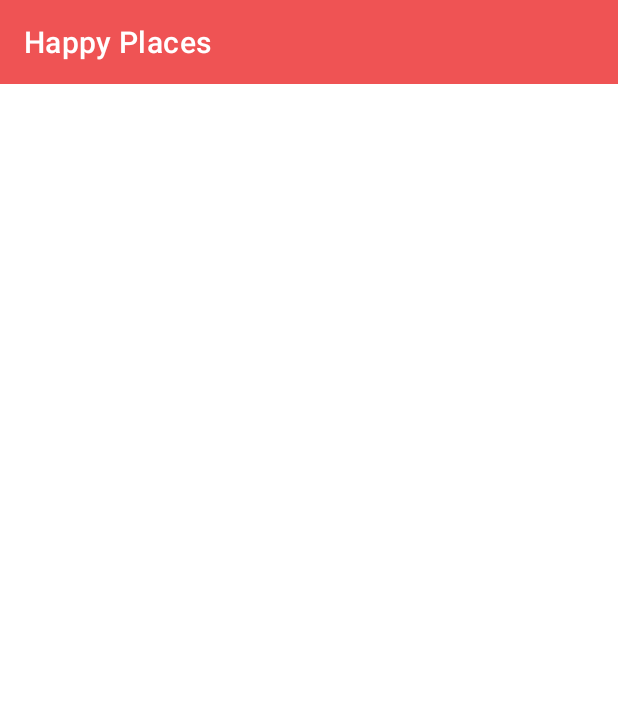
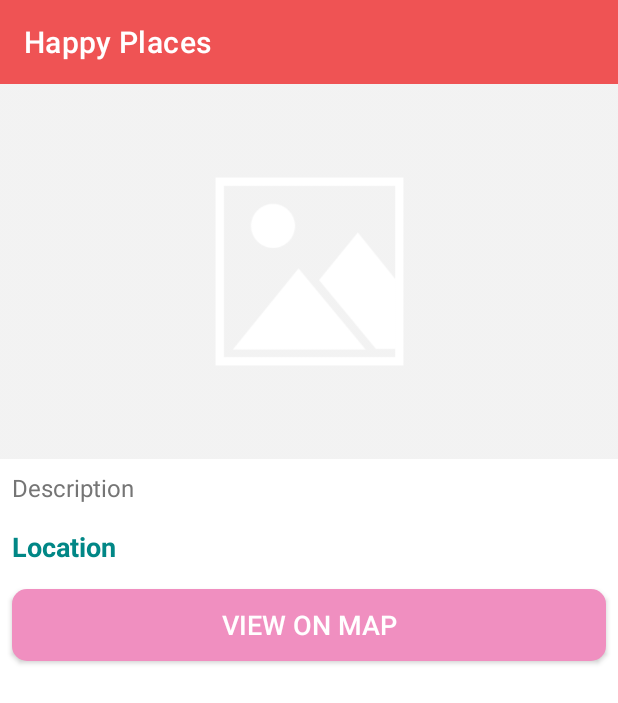
Before and after one commit to sumit024/HappyPlaces, an Android app: the layout activity_happy_place_detail.xml on its own in the app's theme, with its tools: preview values and no code run, on a phone screen of 412 x 824 dp. Shown: the top 703 px of the screen. Run offline under Robolectric (Android 15) with nearby library versions, the phone set to English and light mode, and no system bars.

Commit message:
OnClickListener on items

```diff
--- a/app/src/main/java/com/app_devs/happyplaces/activities/MainActivity.kt
+++ b/app/src/main/java/com/app_devs/happyplaces/activities/MainActivity.kt
@@ -33,6 +33,13 @@ class MainActivity : AppCompatActivity() {
         rv_happy_places_list.setHasFixedSize(true)
         val myAdapter=HappyPlaceAdapter(this,list)
         rv_happy_places_list.adapter=myAdapter
+        myAdapter.setOnClickListener(object:HappyPlaceAdapter.OnClickListener{
+            override fun onClick(position: Int, model: HappyPlaceModel) {
+                val intent=Intent(this@MainActivity,HappyPlaceDetailActivity::class.java)
+                startActivity(intent)
+            }
+        })
+
     }
     private fun getHappyPlacesList()
     {
--- a/app/src/main/java/com/app_devs/happyplaces/adapters/HappyPlaceAdapter.kt
+++ b/app/src/main/java/com/app_devs/happyplaces/adapters/HappyPlaceAdapter.kt
@@ -13,9 +13,9 @@ import kotlinx.android.synthetic.main.item_happy_place.view.*
 class HappyPlaceAdapter(private val context: Context, private val list:ArrayList<HappyPlaceModel>) :
     RecyclerView.Adapter<HappyPlaceAdapter.MyViewHolder>() {
 
-    class MyViewHolder(itemView: View):RecyclerView.ViewHolder(itemView)
-    {
-    }
+    private var onClickListener:OnClickListener?=null
+
+
 
     override fun onCreateViewHolder(parent: ViewGroup, viewType: Int): MyViewHolder {
         val view=LayoutInflater.from(parent.context).inflate(R.layout.item_happy_place,parent,false)
@@ -27,9 +27,26 @@ class HappyPlaceAdapter(private val context: Context, private val list:ArrayList
         holder.itemView.tvTitle.text = item.title
         holder.itemView.tvDescription.text = item.description
         holder.itemView.iv_place_image.setImageURI(Uri.parse(item.image))
+        holder.itemView.setOnClickListener {
+            onClickListener?.onClick(position,item)
+        }
     }
 
     override fun getItemCount(): Int {
         return list.size
     }
+
+    fun setOnClickListener(onClickListener:OnClickListener)
+    {
+        this.onClickListener=onClickListener
+    }
+
+    interface OnClickListener{
+        fun onClick(position: Int,model: HappyPlaceModel)
+
+    }
+
+    class MyViewHolder(itemView: View):RecyclerView.ViewHolder(itemView)
+    {
+    }
 }
--- a/app/src/main/res/layout/activity_happy_place_detail.xml
+++ b/app/src/main/res/layout/activity_happy_place_detail.xml
@@ -7,7 +7,7 @@
     tools:context=".activities.HappyPlaceDetailActivity">
 
     <androidx.appcompat.widget.Toolbar
-        android:id="@+id/toolbar"
+        android:id="@+id/toolbarHappyPlace"
         android:layout_width="match_parent"
         android:layout_height="?attr/actionBarSize"
         android:background="#EF5354"
@@ -16,4 +16,81 @@
         app:layout_constraintEnd_toEndOf="parent"
         app:layout_constraintStart_toStartOf="parent"
         app:layout_constraintTop_toTopOf="parent" />
+
+    <ScrollView
+        android:id="@+id/sv_main"
+        android:layout_width="match_parent"
+        android:layout_height="0dp"
+        android:fillViewport="true"
+        app:layout_constraintBottom_toBottomOf="parent"
+        app:layout_constraintEnd_toEndOf="parent"
+        app:layout_constraintStart_toStartOf="parent"
+        app:layout_constraintTop_toBottomOf="@id/toolbarHappyPlace">
+
+        <androidx.constraintlayout.widget.ConstraintLayout
+            android:layout_width="match_parent"
+            android:layout_height="wrap_content">
+
+            <androidx.appcompat.widget.AppCompatImageView
+                android:id="@+id/iv_place_image"
+                android:layout_width="match_parent"
+                android:layout_height="@dimen/detail_screen_image_height_size"
+                android:scaleType="centerCrop"
+                android:src="@drawable/detail_screen_image_placeholder"
+                app:layout_constraintEnd_toEndOf="parent"
+                app:layout_constraintStart_toStartOf="parent"
+                app:layout_constraintTop_toTopOf="parent" />
+
+            <TextView
+                android:id="@+id/tv_description"
+                android:layout_width="match_parent"
+                android:layout_height="wrap_content"
+                android:layout_marginStart="@dimen/detail_screen_description_margin"
+                android:layout_marginTop="@dimen/detail_screen_description_margin"
+                android:layout_marginEnd="@dimen/detail_screen_description_margin"
+                android:textColor="@color/detail_screen_description_text_color"
+                android:textSize="@dimen/detail_screen_description_text_size"
+                app:layout_constraintEnd_toEndOf="parent"
+                app:layout_constraintHorizontal_bias="0.533"
+                app:layout_constraintStart_toStartOf="parent"
+                app:layout_constraintTop_toBottomOf="@+id/iv_place_image"
+                tools:text="Description" />
+
+            <TextView
+                android:id="@+id/tv_location"
+                android:layout_width="match_parent"
+                android:layout_height="wrap_content"
+                android:layout_marginStart="@dimen/detail_screen_location_marginStartEnd"
+                android:layout_marginTop="@dimen/detail_screen_location_marginTop"
+                android:layout_marginEnd="@dimen/detail_screen_location_marginStartEnd"
+                android:textColor="@color/teal_700"
+                android:textSize="@dimen/detail_screen_location_text_size"
+                android:textStyle="bold"
+                app:layout_constraintEnd_toEndOf="parent"
+                app:layout_constraintHorizontal_bias="0.533"
+                app:layout_constraintStart_toStartOf="parent"
+                app:layout_constraintTop_toBottomOf="@+id/tv_description"
+                tools:text="Location" />
+
+            <androidx.appcompat.widget.AppCompatButton
+                android:id="@+id/btn_view_on_map"
+                android:layout_width="match_parent"
+                android:layout_height="wrap_content"
+                android:layout_gravity="center"
+                android:layout_marginStart="@dimen/detail_screen_btn_view_on_map_marginStartEnd"
+                android:layout_marginTop="@dimen/detail_screen_btn_view_on_map_marginTop"
+                android:layout_marginEnd="@dimen/detail_screen_btn_view_on_map_marginStartEnd"
+                android:background="@drawable/shape_button_rounded"
+                android:gravity="center"
+                android:paddingTop="@dimen/detail_screen_btn_view_on_map_PaddingTopBottom"
+                android:paddingBottom="@dimen/detail_screen_btn_view_on_map_PaddingTopBottom"
+                android:text="@string/btn_text_view_on_map"
+                android:textColor="@color/white_color"
+                android:textSize="@dimen/detail_screen_btn_view_on_map_text_size"
+                app:layout_constraintEnd_toEndOf="parent"
+                app:layout_constraintHorizontal_bias="1.0"
+                app:layout_constraintStart_toStartOf="parent"
+                app:layout_constraintTop_toBottomOf="@+id/tv_location" />
+        </androidx.constraintlayout.widget.ConstraintLayout>
+    </ScrollView>
 </androidx.constraintlayout.widget.ConstraintLayout>
```
